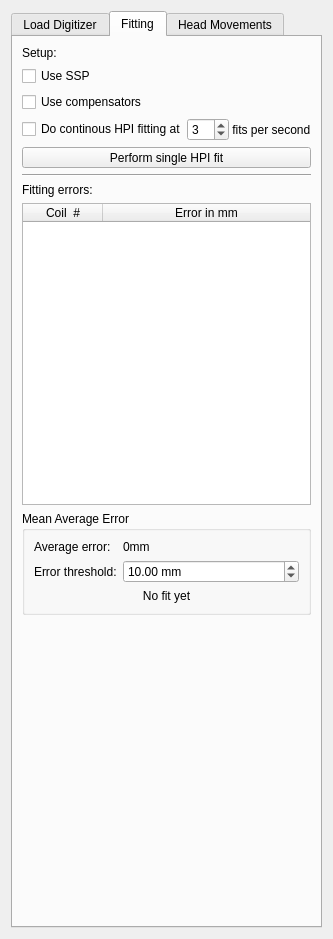
Above: libraries/disp/viewers/formfiles/hpisettingsview.ui from mne-tools/mne-cpp before the change. Below: the same form after it.
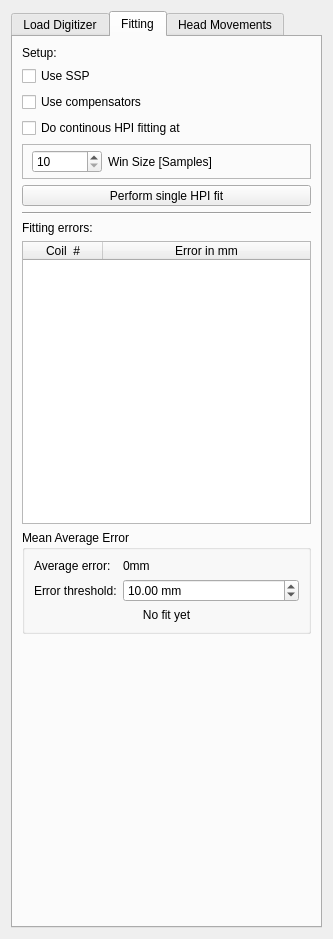
That is the form after the change. The open tabs and pages were chosen to show the change.

```diff
--- a/libraries/disp/viewers/formfiles/hpisettingsview.ui
+++ b/libraries/disp/viewers/formfiles/hpisettingsview.ui
@@ -299,23 +299,53 @@
             </property>
            </widget>
           </item>
+         </layout>
+        </widget>
+       </item>
+       <item>
+        <widget class="QFrame" name="frame">
+         <property name="minimumSize">
+          <size>
+           <width>61</width>
+           <height>35</height>
+          </size>
+         </property>
+         <property name="frameShape">
+          <enum>QFrame::StyledPanel</enum>
+         </property>
+         <property name="frameShadow">
+          <enum>QFrame::Raised</enum>
+         </property>
+         <layout class="QHBoxLayout" name="horizontalLayout_2">
+          <property name="topMargin">
+           <number>4</number>
+          </property>
+          <property name="bottomMargin">
+           <number>4</number>
+          </property>
           <item>
-           <widget class="QSpinBox" name="m_spinBox_fps">
+           <widget class="QSpinBox" name="m_spinBox_samplesToFit">
+            <property name="maximumSize">
+             <size>
+              <width>70</width>
+              <height>16777215</height>
+             </size>
+            </property>
             <property name="minimum">
-             <number>1</number>
+             <number>10</number>
             </property>
             <property name="maximum">
-             <number>10</number>
+             <number>1000000</number>
             </property>
             <property name="value">
-             <number>3</number>
+             <number>10</number>
             </property>
            </widget>
           </item>
           <item>
            <widget class="QLabel" name="label_3">
             <property name="text">
-             <string> fits per second</string>
+             <string>Win Size [Samples]</string>
             </property>
            </widget>
           </item>
```
Left out of the diff: 3 changed lines with no effect on the pictures.
